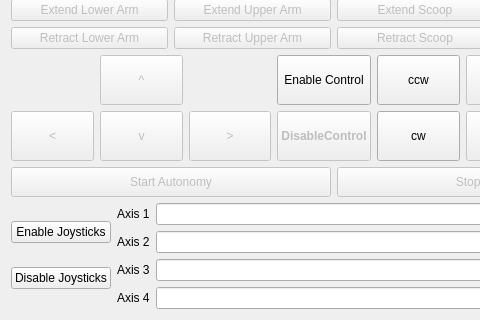
dghani/NasaRmc2019, file src/tfr_mission_control/src/tfr_mission_control/mission_control.ui: the form before one commit; both pictures show x 0 to 480 and y 293 to 613 of the 667 by 613 pixel window.
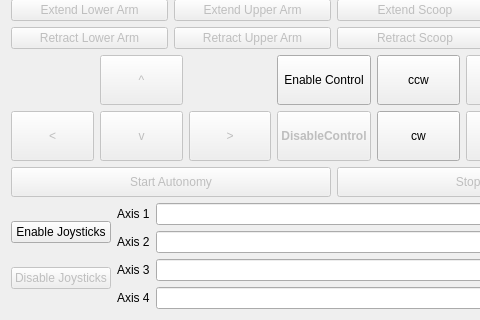
The form after the commit.

Commit message: Corrected UI object name for Enable/Disable Joysticks and added toggling, added setup for linking joystick to E-stop but is not in effect

The edit to the form file:
```diff
--- a/src/tfr_mission_control/src/tfr_mission_control/mission_control.ui
+++ b/src/tfr_mission_control/src/tfr_mission_control/mission_control.ui
@@ -602,14 +602,20 @@
      <item>
       <layout class="QGridLayout" name="joystick_control_grid">
        <item row="1" column="0">
-        <widget class="QPushButton" name="joy_enable_button">
+        <widget class="QPushButton" name="joy_disable_button">
+         <property name="enabled">
+          <bool>false</bool>
+         </property>
          <property name="text">
           <string>Disable Joysticks</string>
          </property>
         </widget>
        </item>
        <item row="0" column="0">
-        <widget class="QPushButton" name="joy_disable_button">
+        <widget class="QPushButton" name="joy_enable_button">
+         <property name="enabled">
+          <bool>true</bool>
+         </property>
          <property name="text">
           <string>Enable Joysticks</string>
          </property>
```
The commit also changes 2 other files.
